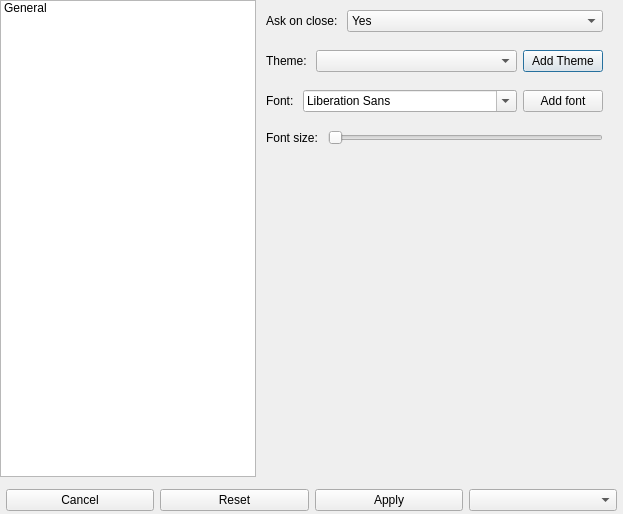
Qt form libs/QtGuiFiles/SettingsDialog.ui (krysolemur/WebScope-0.1.0) before a commit.
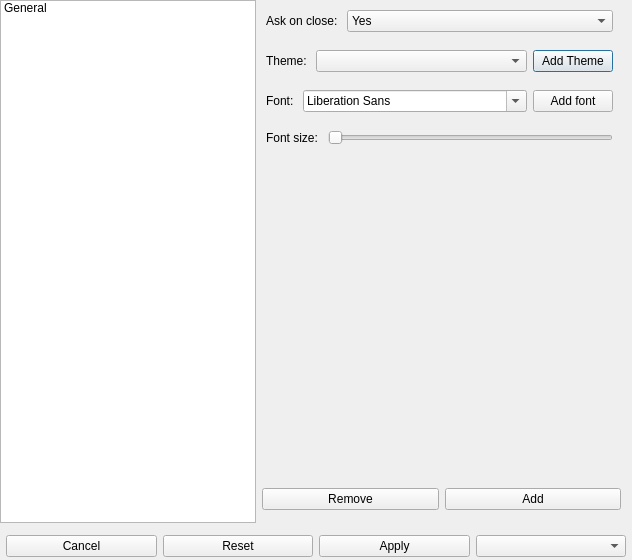
The same form after that commit.

Commit message: Added profiles managing.

```diff
--- a/libs/QtGuiFiles/SettingsDialog.ui
+++ b/libs/QtGuiFiles/SettingsDialog.ui
@@ -6,8 +6,8 @@
    <rect>
     <x>0</x>
     <y>0</y>
-    <width>623</width>
-    <height>514</height>
+    <width>632</width>
+    <height>560</height>
    </rect>
   </property>
   <property name="contextMenuPolicy">
@@ -61,6 +61,12 @@
          <property name="frameShadow">
           <enum>QFrame::Plain</enum>
          </property>
+         <property name="horizontalScrollBarPolicy">
+          <enum>Qt::ScrollBarAlwaysOff</enum>
+         </property>
+         <property name="sizeAdjustPolicy">
+          <enum>QAbstractScrollArea::AdjustToContents</enum>
+         </property>
          <property name="widgetResizable">
           <bool>true</bool>
          </property>
@@ -84,7 +90,7 @@
             <rect>
              <x>-1</x>
              <y>-1</y>
-             <width>361</width>
+             <width>371</width>
              <height>481</height>
             </rect>
            </property>
@@ -273,6 +279,59 @@
           </widget>
          </widget>
         </widget>
+        <widget class="QWidget" name="horizontalLayoutWidget">
+         <property name="geometry">
+          <rect>
+           <x>0</x>
+           <y>480</y>
+           <width>371</width>
+           <height>39</height>
+          </rect>
+         </property>
+         <layout class="QHBoxLayout" name="profileButtonsLayout" stretch="1,1">
+          <property name="sizeConstraint">
+           <enum>QLayout::SetMinimumSize</enum>
+          </property>
+          <property name="leftMargin">
+           <number>6</number>
+          </property>
+          <property name="topMargin">
+           <number>0</number>
+          </property>
+          <property name="rightMargin">
+           <number>6</number>
+          </property>
+          <property name="bottomMargin">
+           <number>0</number>
+          </property>
+          <item>
+           <widget class="QPushButton" name="removeProfileButton">
+            <property name="sizePolicy">
+             <sizepolicy hsizetype="Preferred" vsizetype="Fixed">
+              <horstretch>0</horstretch>
+              <verstretch>0</verstretch>
+             </sizepolicy>
+            </property>
+            <property name="text">
+             <string>Remove</string>
+            </property>
+           </widget>
+          </item>
+          <item>
+           <widget class="QPushButton" name="addProfileButton">
+            <property name="sizePolicy">
+             <sizepolicy hsizetype="Preferred" vsizetype="Fixed">
+              <horstretch>0</horstretch>
+              <verstretch>0</verstretch>
+             </sizepolicy>
+            </property>
+            <property name="text">
+             <string>Add</string>
+            </property>
+           </widget>
+          </item>
+         </layout>
+        </widget>
        </widget>
        <widget class="QWidget" name="page_2"/>
       </widget>
```
The commit also changes 9 other files.
